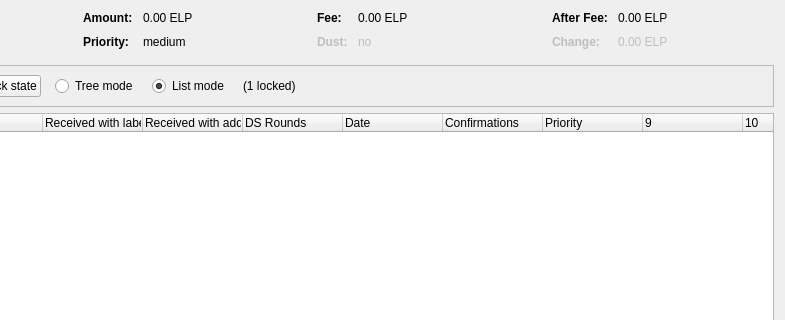
The window that src/qt/forms/coincontroldialog.ui (webworker01/Ellerium) describes before a commit, drawn with Qt 5; both pictures show x 169 to 954 and y 0 to 320 of the 954 by 500 pixel window.
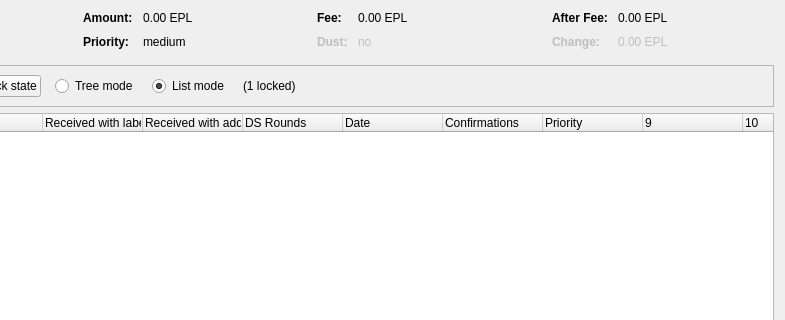
The same window after the commit. Custom widgets are drawn as their Qt base class.

What changed in the file:
```diff
--- a/src/qt/forms/coincontroldialog.ui
+++ b/src/qt/forms/coincontroldialog.ui
@@ -132,7 +132,7 @@
           <enum>Qt::ActionsContextMenu</enum>
          </property>
          <property name="text">
-          <string notr="true">0.00 ELP</string>
+          <string notr="true">0.00 EPL</string>
          </property>
          <property name="textInteractionFlags">
           <set>Qt::LinksAccessibleByMouse|Qt::TextSelectableByKeyboard|Qt::TextSelectableByMouse</set>
@@ -206,7 +206,7 @@
           <enum>Qt::ActionsContextMenu</enum>
          </property>
          <property name="text">
-          <string notr="true">0.00 ELP</string>
+          <string notr="true">0.00 EPL</string>
          </property>
          <property name="textInteractionFlags">
           <set>Qt::LinksAccessibleByMouse|Qt::TextSelectableByKeyboard|Qt::TextSelectableByMouse</set>
@@ -286,7 +286,7 @@
           <enum>Qt::ActionsContextMenu</enum>
          </property>
          <property name="text">
-          <string notr="true">0.00 ELP</string>
+          <string notr="true">0.00 EPL</string>
          </property>
          <property name="textInteractionFlags">
           <set>Qt::LinksAccessibleByMouse|Qt::TextSelectableByKeyboard|Qt::TextSelectableByMouse</set>
@@ -321,7 +321,7 @@
           <enum>Qt::ActionsContextMenu</enum>
          </property>
          <property name="text">
-          <string notr="true">0.00 ELP</string>
+          <string notr="true">0.00 EPL</string>
          </property>
          <property name="textInteractionFlags">
           <set>Qt::LinksAccessibleByMouse|Qt::TextSelectableByKeyboard|Qt::TextSelectableByMouse</set>
```
